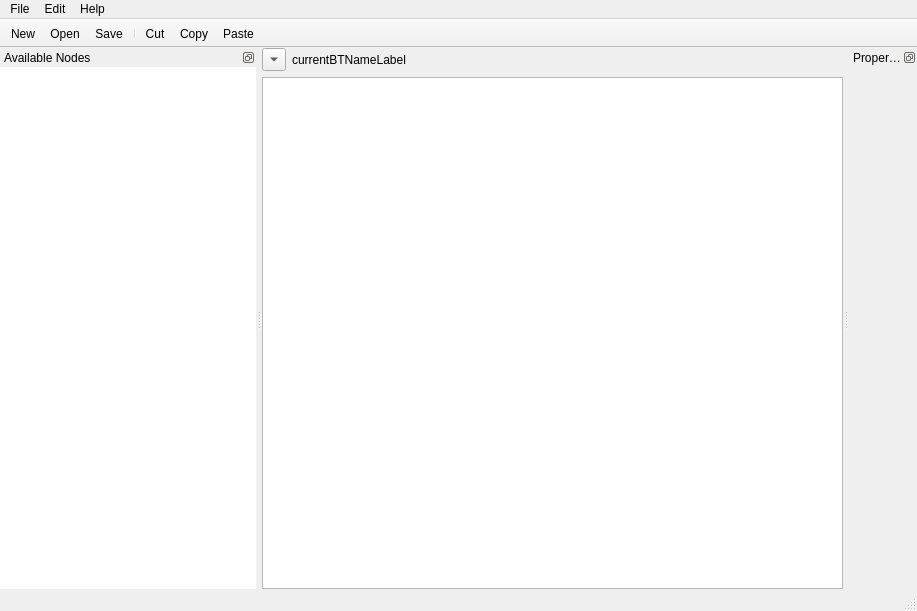
Above: bteditor.ui from pranavrc/gluon-bt before the change. Below: the same form after it.
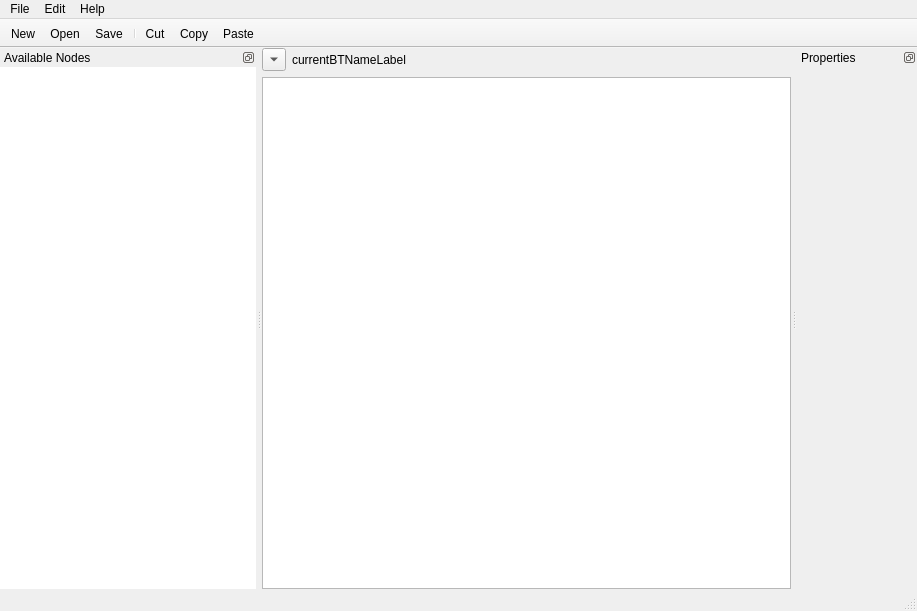
That is the form after the change. Custom widgets are drawn as their Qt base class.

Commit message: Give properties sidebar a defualt width...

What changed in the file:
```diff
--- a/bteditor.ui
+++ b/bteditor.ui
@@ -120,6 +120,12 @@
          <verstretch>0</verstretch>
         </sizepolicy>
        </property>
+       <property name="minimumSize">
+        <size>
+         <width>120</width>
+         <height>0</height>
+        </size>
+       </property>
        <property name="frameShape">
         <enum>QFrame::NoFrame</enum>
        </property>
```
